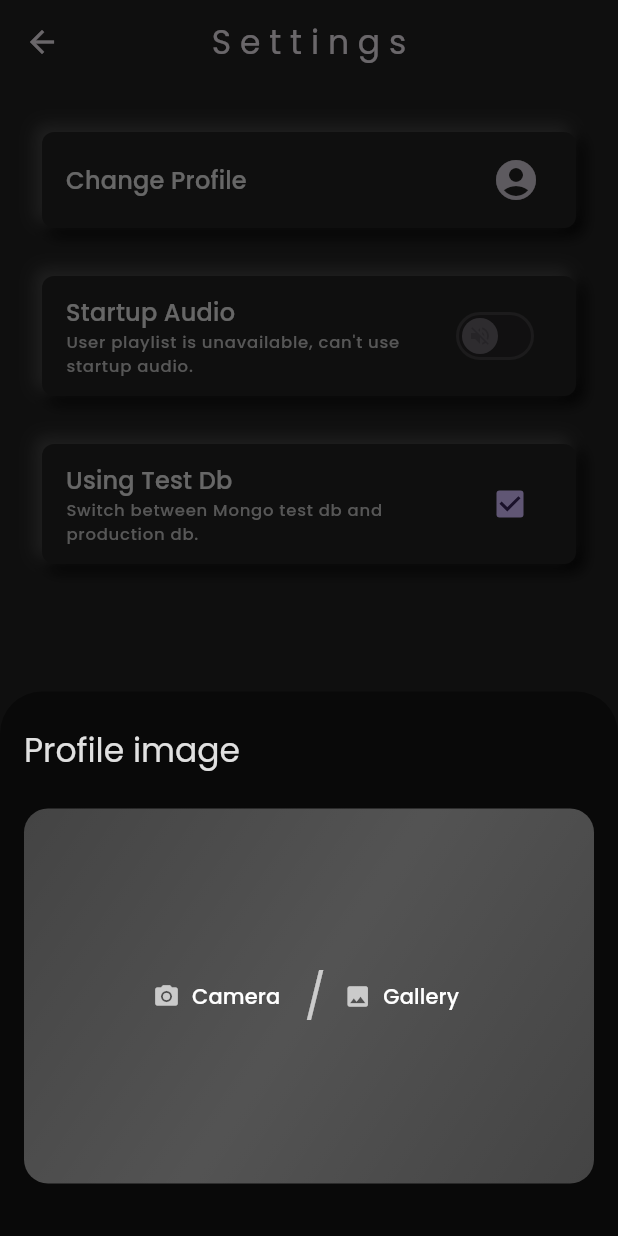
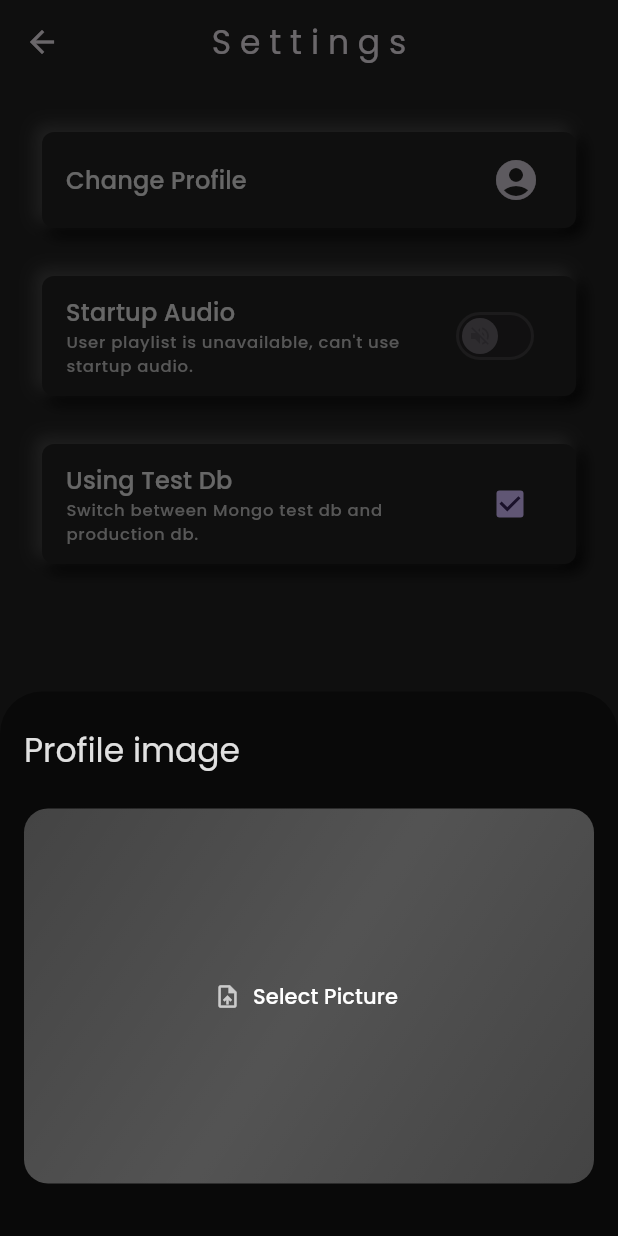
Before and after one commit to Moinak-Majumdar/portfolio-mobile-app, a Flutter app: the Settings screen opened directly, after a tap on "Change Profile", on a phone screen of 412 x 824 dp. Run offline on Flutter 3.47's test engine with Material 3 defaults, Android fonts, the phone set to English and light mode, and no system bars; our stand-ins replace animated_text_kit, cached_network_image, carousel_slider, cloud_firestore, dio, file_picker and 15 more; missing offline and left inert: choice, firebase_app_check, qr_code_scanner; accounts and stored records are empty; project files that could hold a hidden picture were left out.

Commit message:
removed package: image_picker

```diff
--- a/lib/widget/profile_img_changer.dart
+++ b/lib/widget/profile_img_changer.dart
@@ -1,8 +1,8 @@
 import 'dart:io';
 
+import 'package:file_picker/file_picker.dart';
 import 'package:flutter/material.dart';
 import 'package:get/get.dart';
-import 'package:image_picker/image_picker.dart';
 import 'package:path/path.dart';
 import 'package:path_provider/path_provider.dart';
 import 'package:portfolio/controller/profile_img.dart';
@@ -17,29 +17,24 @@ class ProfileImgChanger extends StatefulWidget {
 
 class _ProfileImgChangerState extends State<ProfileImgChanger> {
   File? _selectedImage;
-  late ImagePicker _ip;
 
   final pc = Get.put(ProfileImgController());
 
   @override
   void initState() {
-    _ip = ImagePicker();
     if (pc.isProfileImgAvailable.value) {
       _selectedImage = File(pc.profileImgPath.value);
     }
     super.initState();
   }
 
-  void pickPicture(ImageSource source) async {
-    XFile? pikedImage;
+  void pickPicture() async {
+    FilePickerResult? result =
+        await FilePicker.platform.pickFiles(type: FileType.image);
 
-    pikedImage = await _ip.pickImage(source: source);
-
-    if (pikedImage == null) {
-      return;
-    }
+    if (result == null) return;
     setState(() {
-      _selectedImage = File(pikedImage!.path);
+      _selectedImage = File(result.files.single.path!);
     });
   }
 
@@ -125,44 +120,16 @@ class _ProfileImgChangerState extends State<ProfileImgChanger> {
             ),
             child: _selectedImage == null
                 ? Center(
-                    child: Row(
-                      mainAxisSize: MainAxisSize.max,
-                      mainAxisAlignment: MainAxisAlignment.center,
-                      children: [
-                        TextButton.icon(
-                          onPressed: () {
-                            pickPicture(ImageSource.camera);
-                          },
+                    child: TextButton.icon(
+                      onPressed: pickPicture,
                       icon: const Icon(
-                            Icons.camera_alt,
+                        Icons.upload_file,
                         color: Colors.white70,
                       ),
                       label: const Text(
-                            'Camera',
+                        'Select Picture',
                         style: TextStyle(color: Colors.white),
                       ),
-                        ),
-                        const Text(
-                          '/',
-                          style: TextStyle(
-                            fontSize: 30,
-                            color: Colors.white70,
-                          ),
-                        ),
-                        TextButton.icon(
-                          onPressed: () {
-                            pickPicture(ImageSource.gallery);
-                          },
-                          icon: const Icon(
-                            Icons.photo,
-                            color: Colors.white70,
-                          ),
-                          label: const Text(
-                            'Gallery',
-                            style: TextStyle(color: Colors.white),
-                          ),
-                        ),
-                      ],
                     ),
                   )
                 : Stack(
@@ -187,11 +154,7 @@ class _ProfileImgChangerState extends State<ProfileImgChanger> {
                             mainAxisAlignment: MainAxisAlignment.spaceBetween,
                             children: [
                               TextButton(
-                                onPressed: () {
-                                  setState(() {
-                                    _selectedImage = null;
-                                  });
-                                },
+                                onPressed: pickPicture,
                                 child: Text(
                                   'Change',
                                   style: textTheme.titleMedium!.copyWith(
--- a/pubspec.yaml
+++ b/pubspec.yaml
@@ -4,7 +4,7 @@ description: moinak05 portfolio admin's mobile app.
 publish_to: 'none' # Remove this line if you wish to publish to pub.dev
 
 
-version: 2.0.1+1
+version: 2.0.2+1
 
 environment:
   sdk: '>=3.1.3 <4.0.0'
@@ -19,7 +19,6 @@ dependencies:
   google_fonts: ^6.1.0
   path: ^1.8.3
   path_provider: ^2.1.2
-  image_picker: ^1.0.7
   flutter_dotenv: ^5.1.0
   firebase_core: ^2.24.2
   firebase_storage: ^11.6.0
```
Also changed, not shown: lib/firebase/fb_photography_uploader.dart (+5 -11 lines), lib/firebase/fb_project_img_uplodader.dart (+5 -11 lines), pubspec.lock, 5 other files. Lines whose indentation alone changed are shown as unchanged.
